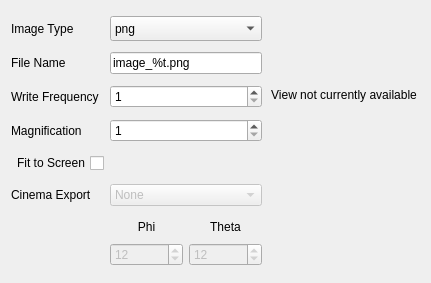
demarle/ParaView, file Qt/Components/Resources/UI/pqImageOutputInfo.ui: the form before one commit.
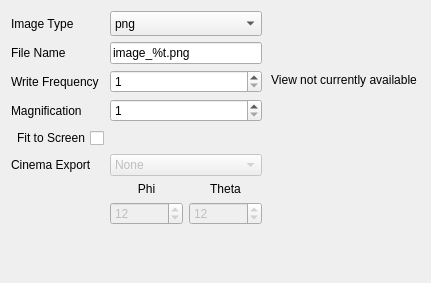
The form after the commit.

Commit message: improve the layout of catalyst export dialog

```diff
--- a/Qt/Components/Resources/UI/pqImageOutputInfo.ui
+++ b/Qt/Components/Resources/UI/pqImageOutputInfo.ui
@@ -306,6 +306,19 @@
      </item>
     </layout>
    </item>
+   <item row="7" column="1">
+    <spacer name="verticalSpacer">
+     <property name="orientation">
+      <enum>Qt::Vertical</enum>
+     </property>
+     <property name="sizeHint" stdset="0">
+      <size>
+       <width>20</width>
+       <height>40</height>
+      </size>
+     </property>
+    </spacer>
+   </item>
   </layout>
  </widget>
  <resources/>
```
The commit also changes 4 other files.
